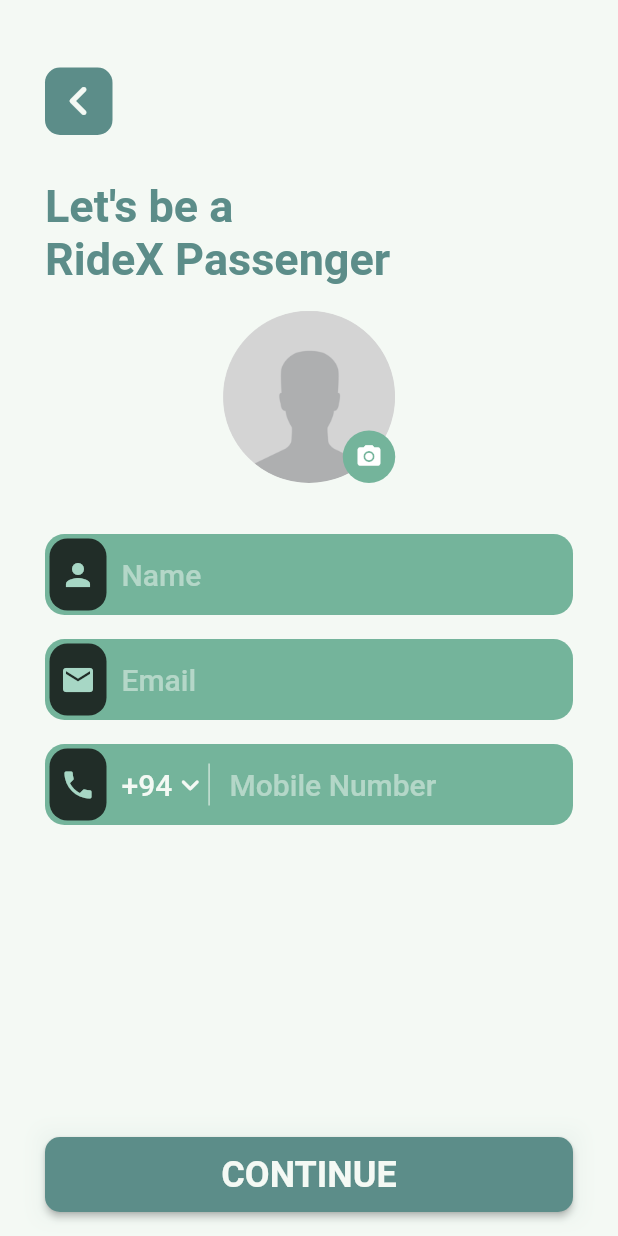
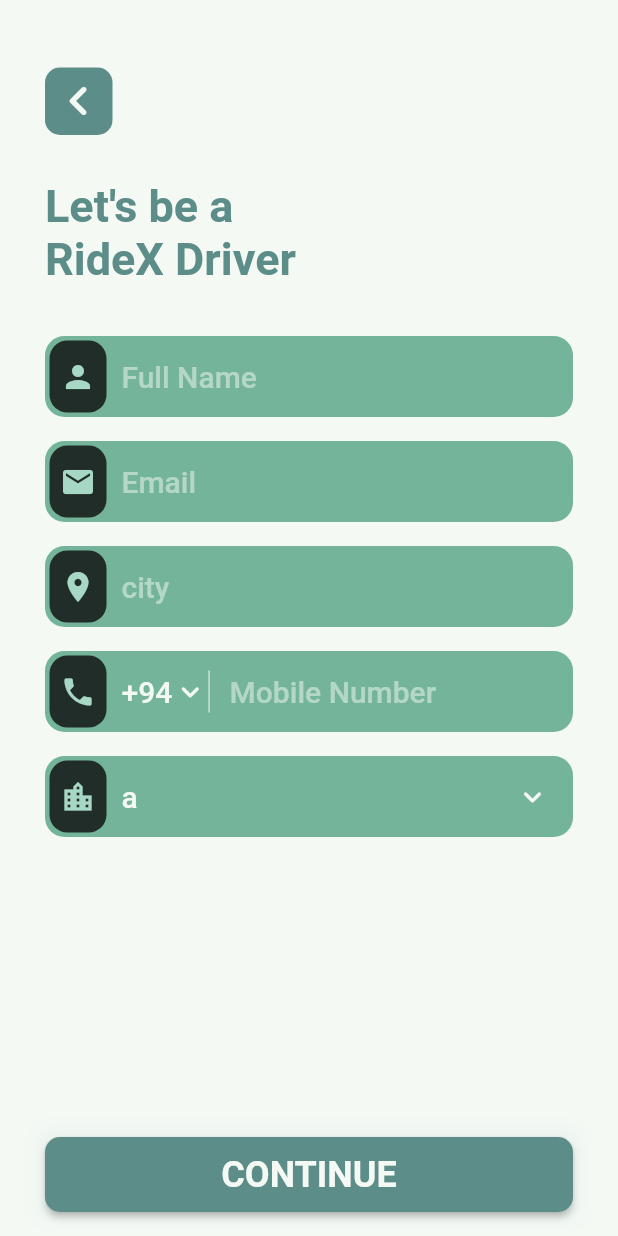
Before and after one commit to rideXmora/Driver-app, a Flutter app: the RegistrationScreen screen opened directly with empty values, on a phone screen of 412 x 824 dp. Run offline on Flutter 3.47's test engine with Material 2 defaults, Android fonts, the light colour scheme and no system bars; our stand-ins replace flutter_multi_formatter, flutter_svg, get, google_maps_flutter, lottie, pinput and 1 more; statements that could not run were skipped.

Commit message:
restructure registration screen

```diff
--- a/driver_app/lib/pages/sign_in_up/pages/getting_started_screen.dart
+++ b/driver_app/lib/pages/sign_in_up/pages/getting_started_screen.dart
@@ -3,8 +3,6 @@
 import 'package:flutter/material.dart';
 import 'package:flutter/services.dart';
 import 'package:flutter_multi_formatter/flutter_multi_formatter.dart';
-import 'package:get/get.dart';
-import 'package:driver_app/controllers/auth_controller.dart';
 import 'package:driver_app/theme/colors.dart';
 import 'package:driver_app/widgets/custom_back_button.dart';
 import 'package:driver_app/widgets/custom_text_field.dart';
--- a/driver_app/lib/pages/sign_in_up/pages/registration_screen.dart
+++ b/driver_app/lib/pages/sign_in_up/pages/registration_screen.dart
@@ -26,6 +26,10 @@
   TextEditingController mobileNumberController = TextEditingController();
   TextEditingController nameController = TextEditingController();
   TextEditingController emailController = TextEditingController();
+  TextEditingController cityController = TextEditingController();
+  TextEditingController organizationController = TextEditingController();
+  List<String> organizations = ["a", "B", "c"];
+  late int selectedOrganization;
   bool loading = false;
 
   @override
@@ -38,21 +42,8 @@
           " " +
           widget.phoneNo.substring(8, 12);
     });
-  }
-
-  Future _pickImageFromToProfile(BuildContext context) async {
-    // final pickImagefile = await PickMedia.pickImageToUpload(
-    //   cropImage: cropSquareImage,
-    // );
-
-    // setState(() {
-    //   if (pickImagefile == null) {
-    //     print('No image selected.');
-    //   } else {
-    //     _imageProfile = File(pickImagefile.path);
-    //     uploadProfileImage(context);
-    //   }
-    // });
+    selectedOrganization = 0;
+    organizationController.text = organizations[0];
   }
 
   @override
@@ -82,56 +73,11 @@
                     height: 30,
                   ),
                   Text(
-                    "Let's be a\nRideX Passenger",
+                    "Let's be a\nRideX Driver",
                     style: TextStyle(
                       color: primaryColorDark,
                       fontSize: 30,
                       fontWeight: FontWeight.w600,
-                    ),
-                  ),
-                  SizedBox(
-                    height: 17,
-                  ),
-                  Center(
-                    child: Container(
-                      height: 115,
-                      width: 115,
-                      child: Stack(
-                        children: [
-                          // * Image
-                          Container(
-                            width: 115,
-                            height: 115,
-                            decoration: BoxDecoration(
-                              borderRadius: BorderRadius.circular(100),
-                              image: DecorationImage(
-                                fit: BoxFit.cover,
-                                image: AssetImage(
-                                    "assets/images/images/user_icon.png"),
-                              ),
-                            ),
-                          ),
-                          Align(
-                            alignment: Alignment.bottomRight,
-                            child: Container(
-                              width: 35,
-                              height: 35,
-                              decoration: BoxDecoration(
-                                color: primaryColor,
-                                borderRadius: BorderRadius.circular(200),
-                              ),
-                              child: IconButton(
-                                icon: Icon(Icons.camera_alt),
-                                color: Colors.white,
-                                iconSize: 18,
-                                onPressed: () {
-                                  _pickImageFromToProfile(context);
-                                },
-                              ),
-                            ),
-                          ),
-                        ],
-                      ),
                     ),
                   ),
                   SizedBox(
@@ -142,7 +88,7 @@
                     height: height,
                     width: width,
                     controller: nameController,
-                    hintText: "Name",
+                    hintText: "Full Name",
                     prefixBoxColor: primaryColorBlack,
                     prefixIcon: Icon(
                       Icons.person,
@@ -166,6 +112,26 @@
                     prefixBoxColor: primaryColorBlack,
                     prefixIcon: Icon(
                       Icons.email,
+                      color: primaryColorLight,
+                    ),
+                    dropDown: SizedBox(),
+                    onChanged: () {},
+                    phoneNumberPrefix: SizedBox(),
+                    suffix: SizedBox(),
+                    inputFormatters: [],
+                  ),
+                  SizedBox(
+                    height: 16,
+                  ),
+                  CustomTextField(
+                    readOnly: edit ? false : true,
+                    height: height,
+                    width: width,
+                    controller: cityController,
+                    hintText: "city",
+                    prefixBoxColor: primaryColorBlack,
+                    prefixIcon: Icon(
+                      Icons.location_on_sharp,
                       color: primaryColorLight,
                     ),
                     dropDown: SizedBox(),
@@ -250,6 +216,48 @@
                     suffix: SizedBox(),
                   ),
                   SizedBox(
+                    height: 16,
+                  ),
+                  CustomTextField(
+                    readOnly: true,
+                    height: height,
+                    width: width,
+                    controller: organizationController,
+                    hintText: "Organization",
+                    prefixBoxColor: primaryColorBlack,
+                    prefixIcon: Icon(
+                      Icons.location_city,
+                      color: primaryColorLight,
+                    ),
+                    dropDown: SizedBox(),
+                    onChanged: () {},
+                    phoneNumberPrefix: SizedBox(),
+                    suffix: IgnorePointer(
+                      ignoring: edit ? false : true,
+                      child: PopupMenuButton<String>(
+                        padding: EdgeInsets.all(0),
+                        icon: Icon(
+                          Icons.keyboard_arrow_down_rounded,
+                          color: primaryColorWhite,
+                        ),
+                        onSelected: (String value) {
+                          setState(() {
+                            debugPrint(value);
+                            organizationController.text = value;
+                          });
+                        },
+                        itemBuilder: (BuildContext context) {
+                          return organizations
+                              .map<PopupMenuItem<String>>((String language) {
+                            return PopupMenuItem(
+                                child: Text(language), value: language);
+                          }).toList();
+                        },
+                      ),
+                    ),
+                    inputFormatters: [],
+                  ),
+                  SizedBox(
                     height: 90,
                   ),
                 ],
```
